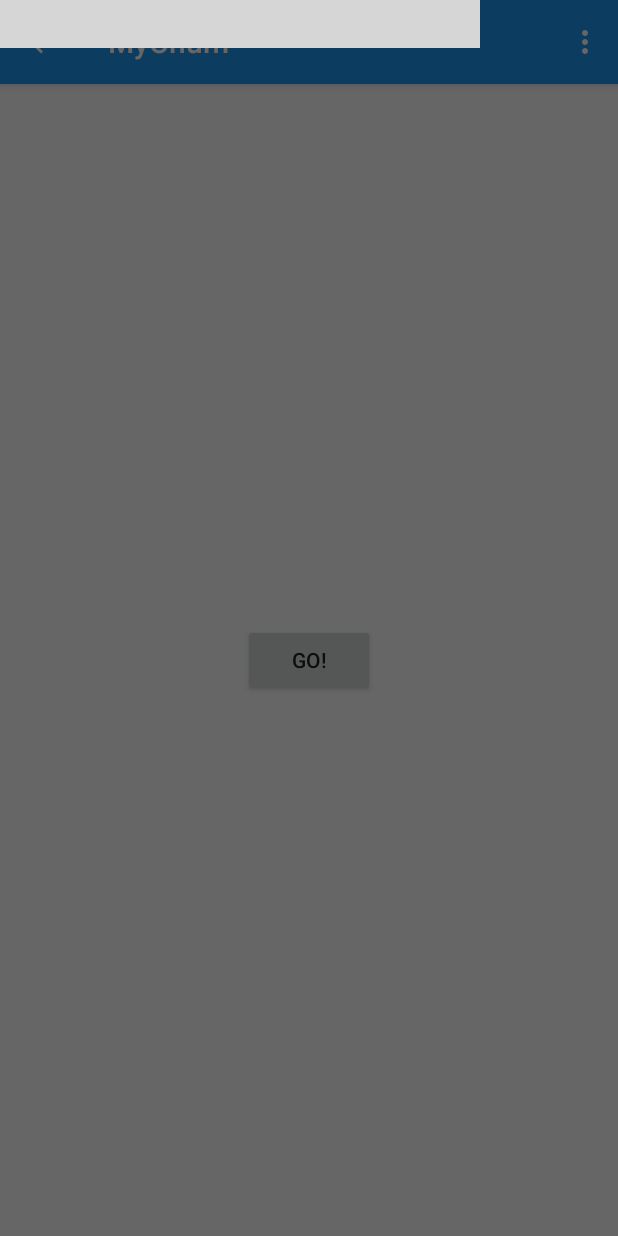
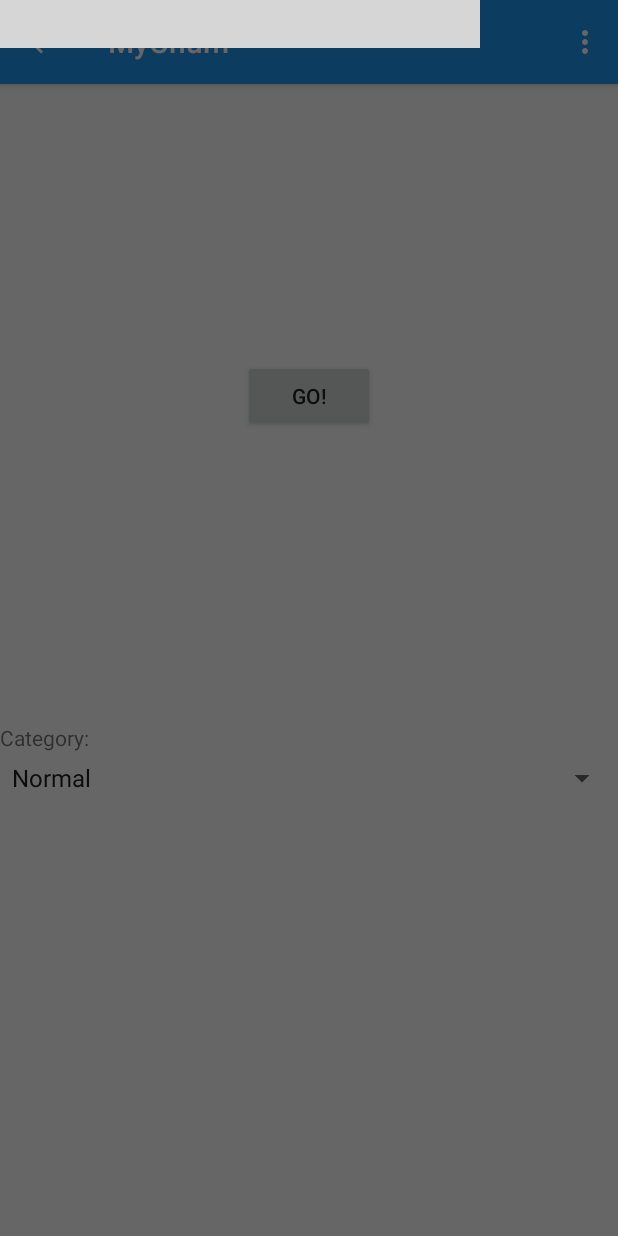
Before and after one commit to sachinnitw1317/Mychum, an Android app: the screen it shows after launch (MainActivity), on a phone screen of 412 x 824 dp. Run offline under Robolectric (Android 15) with nearby library versions, the light colour scheme and no system bars; 9 statements that could not run were skipped; grey boxes are pictures that could not be loaded.

Commit message:
profile code done

```diff
--- a/app/src/main/java/dora/mychum/MainActivity.java
+++ b/app/src/main/java/dora/mychum/MainActivity.java
@@ -2,8 +2,10 @@ package dora.mychum;
 
 import android.app.Fragment;
 import android.app.FragmentManager;
+import android.content.Context;
 import android.content.Intent;
 import android.graphics.BitmapFactory;
+import android.media.AudioManager;
 import android.net.Uri;
 import android.os.Bundle;
 import android.support.v4.widget.DrawerLayout;
@@ -12,8 +14,14 @@ import android.support.v7.widget.Toolbar;
 import android.view.Menu;
 import android.view.MenuItem;
 import android.view.View;
+import android.widget.AdapterView;
+import android.widget.ArrayAdapter;
 import android.widget.Button;
+import android.widget.Spinner;
 import android.widget.Toast;
+
+import java.util.ArrayList;
+import java.util.List;
 
 import dora.mychum.Alarm.AlarmFragment;
 import dora.mychum.Timetable.AttendanceFragment;
@@ -24,7 +32,7 @@ import dora.mychum.Timetable.TimetableFragment;
 
 
 public class MainActivity extends ActionBarActivity
-        implements TimetableFragment.OnFragmentInteractionListener, NavigationDrawerCallbacks {
+        implements TimetableFragment.OnFragmentInteractionListener, NavigationDrawerCallbacks,AdapterView.OnItemSelectedListener {
 
     /**
      * Fragment managing the behaviors, interactions and presentation of the navigation drawer.
@@ -51,6 +59,7 @@ public class MainActivity extends ActionBarActivity
             }
         });
 
+
         mNavigationDrawerFragment = (NavigationDrawerFragment)
                 getFragmentManager().findFragmentById(R.id.fragment_drawer);
 
@@ -59,6 +68,27 @@ public class MainActivity extends ActionBarActivity
         mNavigationDrawerFragment.setup(R.id.fragment_drawer, (DrawerLayout) findViewById(R.id.drawer), mToolbar);
         // populate the navigation drawer
         mNavigationDrawerFragment.setUserData("Devendra Dora", "dev.tech24@gmail.com", BitmapFactory.decodeResource(getResources(), R.drawable.avatar));
+
+
+        Spinner spinner = (Spinner) findViewById(R.id.spinner);
+
+        // Spinner click listener
+        spinner.setOnItemSelectedListener(this);
+
+        // Spinner Drop down elements
+        List<String>  categories = new ArrayList<String>();
+        categories.add("Normal");
+        categories.add("Silent");
+        categories.add("Vibrate");
+
+        // Creating adapter for spinner
+        ArrayAdapter<String> dataAdapter = new ArrayAdapter <String>(this, android.R.layout.simple_spinner_item, categories);
+
+        // Drop down layout style - list view with radio button
+        dataAdapter.setDropDownViewResource(android.R.layout.simple_spinner_dropdown_item);
+
+        // attaching data adapter to spinner
+        spinner.setAdapter(dataAdapter);
     }
 
     @Override
@@ -175,8 +205,35 @@ public class MainActivity extends ActionBarActivity
         return super.onOptionsItemSelected(item);
     }
     @Override
-    public void onFragmentInteraction(Uri uri){}
+    public void onFragmentInteraction(Uri uri){
+
+    }
 
 
+    @Override
+    public void onItemSelected(AdapterView<?> parent, View view, int position, long id) {
+        String item = parent.getItemAtPosition(position).toString();
+        AudioManager audMangr;
+        audMangr= (AudioManager) getBaseContext().getSystemService(Context.AUDIO_SERVICE);
 
+//For Normal mode
+        if (position==0)
+        audMangr.setRingerMode(AudioManager.RINGER_MODE_NORMAL);
+
+//For Silent mode
+        if (position==1)
+        audMangr.setRingerMode(AudioManager.RINGER_MODE_SILENT);
+
+//For Vibrate mode
+        if (position==2)
+        audMangr.setRingerMode(AudioManager.RINGER_MODE_VIBRATE);
+        // Showing selected spinner item
+        Toast.makeText(parent.getContext(), "Selected: " + item, Toast.LENGTH_LONG).show();
+
+    }
+
+    @Override
+    public void onNothingSelected(AdapterView<?> parent) {
+
+    }
 }
--- a/app/src/main/res/layout/activity_main.xml
+++ b/app/src/main/res/layout/activity_main.xml
@@ -21,7 +21,7 @@
         <FrameLayout
             android:id="@+id/container"
             android:layout_width="match_parent"
-            android:layout_height="match_parent"
+            android:layout_height="416dp"
             android:clickable="true" >
 
             <Button
@@ -30,7 +30,24 @@
                 android:text="GO!"
                 android:id="@+id/go"
                 android:layout_gravity="center" />
+
         </FrameLayout>
+        <!-- Text Label -->
+        <TextView
+            android:layout_width="fill_parent"
+            android:layout_height="wrap_content"
+            android:layout_marginTop="10dip"
+            android:text="Category:"
+            android:layout_marginBottom="5dp"
+            />
+
+        <!-- Spinner Element -->
+        <Spinner
+            android:id="@+id/spinner"
+            android:layout_width="fill_parent"
+            android:layout_height="wrap_content"
+            android:prompt="@string/spinner_title"
+            />
     </LinearLayout>
     <!-- android:layout_marginTop="?android:attr/actionBarSize"-->
     <dora.mychum.ScrimInsetsFrameLayout
--- a/app/src/main/res/values/strings.xml
+++ b/app/src/main/res/values/strings.xml
@@ -11,4 +11,5 @@
     <string name="title_activity_android_gpstracking">AndroidGPSTrackingActivity</string>
 
     <string name="hello_world">Hello world!</string>
+    <string name="spinner_title">Select Category</string>
 </resources>
--- a/gradle.properties
+++ b/gradle.properties
@@ -13,5 +13,5 @@
 # http://www.gradle.org/docs/current/userguide/multi_project_builds.html#sec:decoupled_projects
 # org.gradle.parallel=true
 #Wed Oct 14 22:43:06 IST 2015
-systemProp.http.proxyHost=172.30.0.14
+systemProp.http.proxyHost=172.30.0.13
 systemProp.http.proxyPort=3128
```
